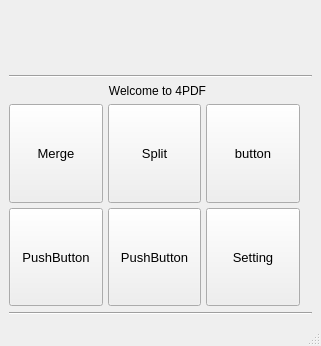
This is qt.ui in akmgeek/4PDF as Qt 5 draws it before an edit. The edited form follows.
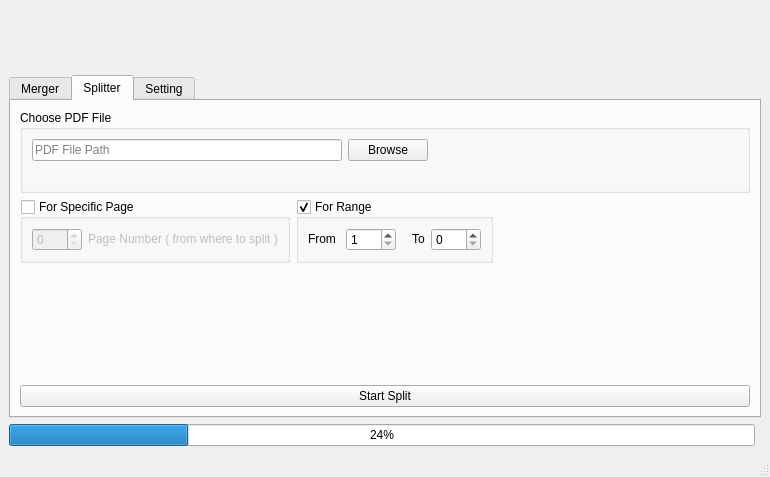
This is the edited form. Icons and pictures are not drawn.

Commit message: Created a new ui and merge split funciton

The edit to the form file:
```diff
--- a/qt.ui
+++ b/qt.ui
@@ -6,8 +6,8 @@
    <rect>
     <x>0</x>
     <y>0</y>
-    <width>321</width>
-    <height>346</height>
+    <width>770</width>
+    <height>477</height>
    </rect>
   </property>
   <property name="sizePolicy">
@@ -27,24 +27,26 @@
   </property>
   <property name="windowIcon">
    <iconset>
-    <normaloff>icons/4pdfLogo.png</normaloff>icons/4pdfLogo.png</iconset>
+    <normaloff>C:/Users/Amit Maurya/.designer/backup/icons/4pdfLogo.png</normaloff>C:/Users/Amit Maurya/.designer/backup/icons/4pdfLogo.png</iconset>
   </property>
   <property name="toolButtonStyle">
-   <enum>Qt::ToolButtonFollowStyle</enum>
+   <enum>Qt::ToolButtonTextBesideIcon</enum>
+  </property>
+  <property name="animated">
+   <bool>true</bool>
+  </property>
+  <property name="documentMode">
+   <bool>false</bool>
+  </property>
+  <property name="unifiedTitleAndToolBarOnMac">
+   <bool>false</bool>
   </property>
   <widget class="QWidget" name="centralwidget">
    <property name="styleSheet">
     <string notr="true"/>
    </property>
    <layout class="QGridLayout" name="gridLayout">
-    <item row="1" column="0" colspan="3">
-     <widget class="Line" name="line_2">
-      <property name="orientation">
-       <enum>Qt::Horizontal</enum>
-      </property>
-     </widget>
-    </item>
-    <item row="0" column="0" colspan="3">
+    <item row="0" column="0" colspan="2">
      <widget class="QWidget" name="widget_3" native="true">
       <property name="minimumSize">
        <size>
@@ -110,28 +112,58 @@
       </layout>
      </widget>
     </item>
-    <item row="3" column="0">
-     <widget class="QStackedWidget" name="stackedWidget">
+    <item row="1" column="0" colspan="2">
+     <widget class="QTabWidget" name="tabWidget">
+      <property name="cursor">
+       <cursorShape>ArrowCursor</cursorShape>
+      </property>
+      <property name="statusTip">
+       <string>This is Merger</string>
+      </property>
+      <property name="layoutDirection">
+       <enum>Qt::LeftToRight</enum>
+      </property>
       <property name="currentIndex">
        <number>1</number>
       </property>
-      <widget class="QWidget" name="page">
+      <property name="iconSize">
+       <size>
+        <width>13</width>
+        <height>13</height>
+       </size>
+      </property>
+      <property name="tabBarAutoHide">
+       <bool>false</bool>
+      </property>
+      <widget class="QWidget" name="megerTab">
+       <attribute name="icon">
+        <iconset>
+         <normaloff>icons/merge.png</normaloff>icons/merge.png</iconset>
+       </attribute>
+       <attribute name="title">
+        <string>Merger</string>
+       </attribute>
        <layout class="QGridLayout" name="gridLayout_2">
-        <property name="leftMargin">
-         <number>0</number>
-        </property>
-        <property name="topMargin">
-         <number>0</number>
-        </property>
-        <property name="rightMargin">
-         <number>0</number>
-        </property>
-        <property name="bottomMargin">
-         <number>0</number>
-        </property>
-        <property name="spacing">
-         <number>0</number>
-        </property>
+        <item row="7" column="0" colspan="4">
+         <widget class="QPushButton" name="merge_bttn">
+          <property name="text">
+           <string>Start Merge</string>
+          </property>
+         </widget>
+        </item>
+        <item row="5" column="0" rowspan="2" colspan="4">
+         <spacer name="verticalSpacer_2">
+          <property name="orientation">
+           <enum>Qt::Vertical</enum>
+          </property>
+          <property name="sizeHint" stdset="0">
+           <size>
+            <width>725</width>
+            <height>77</height>
+           </size>
+          </property>
+         </spacer>
+        </item>
         <item row="0" column="3">
          <widget class="QWidget" name="widget" native="true">
           <property name="sizePolicy">
@@ -140,32 +172,375 @@
             <verstretch>0</verstretch>
            </sizepolicy>
           </property>
-          <property name="minimumSize">
+          <property name="maximumSize">
            <size>
-            <width>0</width>
-            <height>0</height>
+            <width>16777215</width>
+            <height>200</height>
            </size>
           </property>
-          <layout class="QGridLayout" name="gridLayout_6">
-           <property name="leftMargin">
-            <number>0</number>
+          <layout class="QGridLayout" name="gridLayout_5">
+           <item row="0" column="0">
+            <widget class="QPushButton" name="add_file_bttn">
+             <property name="maximumSize">
+              <size>
+               <width>100</width>
+               <height>16777215</height>
+              </size>
+             </property>
+             <property name="text">
+              <string>Add File</string>
+             </property>
+             <property name="icon">
+              <iconset>
+               <normaloff>icons/add.ico</normaloff>icons/add.ico</iconset>
+             </property>
+            </widget>
+           </item>
+           <item row="1" column="0">
+            <spacer name="verticalSpacer">
+             <property name="orientation">
+              <enum>Qt::Vertical</enum>
+             </property>
+             <property name="sizeHint" stdset="0">
+              <size>
+               <width>20</width>
+               <height>40</height>
+              </size>
+             </property>
+            </spacer>
+           </item>
+          </layout>
+         </widget>
+        </item>
+        <item row="0" column="0" colspan="3">
+         <widget class="QTableWidget" name="tableWidget">
+          <property name="sizePolicy">
+           <sizepolicy hsizetype="MinimumExpanding" vsizetype="Expanding">
+            <horstretch>0</horstretch>
+            <verstretch>0</verstretch>
+           </sizepolicy>
+          </property>
+          <property name="maximumSize">
+           <size>
+            <width>16777215</width>
+            <height>200</height>
+           </size>
+          </property>
+          <property name="focusPolicy">
+           <enum>Qt::StrongFocus</enum>
+          </property>
+          <property name="whatsThis">
+           <string>&lt;html&gt;&lt;head/&gt;&lt;body&gt;&lt;p&gt;This is Merger&lt;/p&gt;&lt;p&gt;jfkldfgddf&lt;/p&gt;&lt;p&gt;3g&lt;/p&gt;&lt;p&gt;dfgd&lt;/p&gt;&lt;p&gt;df&lt;/p&gt;&lt;p&gt;g&lt;/p&gt;&lt;p&gt;d&lt;/p&gt;&lt;p&gt;fg&lt;/p&gt;&lt;p&gt;d&lt;/p&gt;&lt;p&gt;df&lt;/p&gt;&lt;p&gt;g&lt;/p&gt;&lt;p&gt;&lt;br/&gt;&lt;/p&gt;&lt;p&gt;f&lt;/p&gt;&lt;/body&gt;&lt;/html&gt;</string>
+          </property>
+          <property name="dragDropMode">
+           <enum>QAbstractItemView::NoDragDrop</enum>
+          </property>
+          <property name="alternatingRowColors">
+           <bool>true</bool>
+          </property>
+          <property name="textElideMode">
+           <enum>Qt::ElideLeft</enum>
+          </property>
+          <property name="verticalScrollMode">
+           <enum>QAbstractItemView::ScrollPerPixel</enum>
+          </property>
+          <property name="horizontalScrollMode">
+           <enum>QAbstractItemView::ScrollPerPixel</enum>
+          </property>
+          <property name="gridStyle">
+           <enum>Qt::DashLine</enum>
+          </property>
+          <property name="sortingEnabled">
+           <bool>false</bool>
+          </property>
+          <property name="cornerButtonEnabled">
+           <bool>false</bool>
+          </property>
+          <property name="rowCount">
+           <number>0</number>
+          </property>
+          <attribute name="horizontalHeaderStretchLastSection">
+           <bool>true</bool>
+          </attribute>
+          <column>
+           <property name="text">
+            <string>Name</string>
            </property>
-           <property name="topMargin">
-            <number>1</number>
+          </column>
+          <column>
+           <property name="text">
+            <string>Size</string>
            </property>
-           <property name="rightMargin">
-            <number>0</number>
+          </column>
+          <column>
+           <property name="text">
+            <string>Pages</string>
            </property>
-           <property name="horizontalSpacing">
-            <number>0</number>
+          </column>
+          <column>
+           <property name="text">
+            <string>Page Range</string>
            </property>
+           <property name="toolTip">
+            <string>eg. 1-5, 22-58, etc.</string>
+           </property>
+          </column>
+          <column>
+           <property name="text">
+            <string/>
+           </property>
+          </column>
+         </widget>
+        </item>
+       </layout>
+      </widget>
+      <widget class="QWidget" name="splitterTab">
+       <attribute name="icon">
+        <iconset>
+         <normaloff>icons/division.png</normaloff>icons/division.png</iconset>
+       </attribute>
+       <attribute name="title">
+        <string>Splitter</string>
+       </attribute>
+       <layout class="QGridLayout" name="gridLayout_7">
+        <item row="1" column="1">
+         <widget class="QGroupBox" name="split_range_gb">
+          <property name="title">
+           <string>For Range</string>
+          </property>
+          <property name="flat">
+           <bool>false</bool>
+          </property>
+          <property name="checkable">
+           <bool>true</bool>
+          </property>
+          <layout class="QGridLayout" name="gridLayout_10">
+           <item row="0" column="1">
+            <widget class="QLabel" name="label_4">
+             <property name="sizePolicy">
+              <sizepolicy hsizetype="Maximum" vsizetype="Preferred">
+               <horstretch>0</horstretch>
+               <verstretch>0</verstretch>
+              </sizepolicy>
+             </property>
+             <property name="maximumSize">
+              <size>
+               <width>16777215</width>
+               <height>20</height>
+              </size>
+             </property>
+             <property name="text">
+              <string>From </string>
+             </property>
+            </widget>
+           </item>
+           <item row="0" column="2">
+            <widget class="QSpinBox" name="page_from">
+             <property name="maximumSize">
+              <size>
+               <width>50</width>
+               <height>16777215</height>
+              </size>
+             </property>
+             <property name="minimum">
+              <number>1</number>
+             </property>
+             <property name="maximum">
+              <number>1000</number>
+             </property>
+            </widget>
+           </item>
+           <item row="0" column="5">
+            <widget class="QSpinBox" name="page_to">
+             <property name="maximumSize">
+              <size>
+               <width>50</width>
+               <height>16777215</height>
+              </size>
+             </property>
+             <property name="maximum">
+              <number>1000</number>
+             </property>
+            </widget>
+           </item>
+           <item row="0" column="4">
+            <widget class="QLabel" name="label_5">
+             <property name="sizePolicy">
+              <sizepolicy hsizetype="Maximum" vsizetype="Preferred">
+               <horstretch>0</horstretch>
+               <verstretch>0</verstretch>
+              </sizepolicy>
+             </property>
+             <property name="maximumSize">
+              <size>
+               <width>16777215</width>
+               <height>20</height>
+              </size>
+             </property>
+             <property name="text">
+              <string>To</string>
+             </property>
+            </widget>
+           </item>
+           <item row="0" column="3">
+            <spacer name="horizontalSpacer_2">
+             <property name="orientation">
+              <enum>Qt::Horizontal</enum>
+             </property>
+             <property name="sizeType">
+              <enum>QSizePolicy::Maximum</enum>
+             </property>
+             <property name="sizeHint" stdset="0">
+              <size>
+               <width>10</width>
+               <height>20</height>
+              </size>
+             </property>
+            </spacer>
+           </item>
           </layout>
          </widget>
         </item>
-        <item row="0" column="2">
+        <item row="1" column="0">
+         <widget class="QGroupBox" name="split_page_gb">
+          <property name="title">
+           <string>For Specific Page</string>
+          </property>
+          <property name="flat">
+           <bool>false</bool>
+          </property>
+          <property name="checkable">
+           <bool>true</bool>
+          </property>
+          <property name="checked">
+           <bool>false</bool>
+          </property>
+          <layout class="QGridLayout" name="gridLayout_9">
+           <item row="0" column="1">
+            <widget class="QLabel" name="label_2">
+             <property name="maximumSize">
+              <size>
+               <width>16777215</width>
+               <height>20</height>
+              </size>
+             </property>
+             <property name="text">
+              <string>Page Number ( from where to split )</string>
+             </property>
+            </widget>
+           </item>
+           <item row="0" column="0">
+            <widget class="QSpinBox" name="page_no">
+             <property name="maximumSize">
+              <size>
+               <width>50</width>
+               <height>16777215</height>
+              </size>
+             </property>
+             <property name="maximum">
+              <number>1000</number>
+             </property>
+            </widget>
+           </item>
+          </layout>
+         </widget>
+        </item>
+        <item row="1" column="2">
+         <spacer name="horizontalSpacer_3">
+          <property name="orientation">
+           <enum>Qt::Horizontal</enum>
+          </property>
+          <property name="sizeType">
+           <enum>QSizePolicy::MinimumExpanding</enum>
+          </property>
+          <property name="sizeHint" stdset="0">
+           <size>
+            <width>40</width>
+            <height>20</height>
+           </size>
+          </property>
+         </spacer>
+        </item>
+        <item row="0" column="0" colspan="3">
+         <widget class="QGroupBox" name="groupBox_2">
+          <property name="title">
+           <string>Choose PDF File</string>
+          </property>
+          <layout class="QGridLayout" name="gridLayout_8">
+           <item row="0" column="0">
+            <widget class="QLineEdit" name="pdf_path_split">
+             <property name="maximumSize">
+              <size>
+               <width>400</width>
+               <height>16777215</height>
+              </size>
+             </property>
+             <property name="placeholderText">
+              <string>PDF File Path</string>
+             </property>
+            </widget>
+           </item>
+           <item row="0" column="2">
+            <spacer name="horizontalSpacer">
+             <property name="orientation">
+              <enum>Qt::Horizontal</enum>
+             </property>
+             <property name="sizeHint" stdset="0">
+              <size>
+               <width>40</width>
+               <height>20</height>
+              </size>
+             </property>
+            </spacer>
+           </item>
+           <item row="0" column="1">
+            <widget class="QPushButton" name="browserFile_bttn">
+             <property name="text">
+              <string>Browse</string>
+             </property>
+            </widget>
+           </item>
+           <item row="1" column="0">
+            <widget class="QLabel" name="label_3">
+             <property name="text">
+              <string/>
+             </property>
+            </widget>
+           </item>
+          </layout>
+         </widget>
+        </item>
+        <item row="2" column="0" colspan="3">
+         <spacer name="verticalSpacer_4">
+          <property name="orientation">
+           <enum>Qt::Vertical</enum>
+          </property>
+          <property name="sizeHint" stdset="0">
+           <size>
+            <width>20</width>
+            <height>40</height>
+           </size>
+          </property>
+         </spacer>
+        </item>
+        <item row="3" column="0" colspan="3">
+         <widget class="QPushButton" name="split_bttn">
+          <property name="text">
+           <string>Start Split</string>
+          </property>
+         </widget>
+        </item>
+       </layout>
+      </widget>
+      <widget class="QWidget" name="tab_2">
+       <attribute name="title">
+        <string>Setting</string>
+       </attribute>
+       <layout class="QGridLayout" name="gridLayout_4">
+        <item row="0" column="0">
          <widget class="QWidget" name="widget_2" native="true">
           <property name="sizePolicy">
-           <sizepolicy hsizetype="Minimum" vsizetype="Preferred">
+           <sizepolicy hsizetype="Preferred" vsizetype="Maximum">
             <horstretch>0</horstretch>
             <verstretch>0</verstretch>
            </sizepolicy>
@@ -176,147 +551,38 @@
             <height>0</height>
            </size>
           </property>
-          <property name="maximumSize">
-           <size>
-            <width>16777215</width>
-            <height>16777215</height>
-           </size>
-          </property>
-          <layout class="QGridLayout" name="gridLayout_4">
-           <property name="leftMargin">
-            <number>2</number>
-           </property>
-           <property name="topMargin">
-            <number>2</number>
-           </property>
-           <property name="rightMargin">
-            <number>2</number>
-           </property>
-           <property name="bottomMargin">
-            <number>2</number>
-           </property>
-           <item row="1" column="0" rowspan="2">
-            <widget class="QTableWidget" name="tableWidget">
+          <layout class="QGridLayout" name="gridLayout_6">
+           <item row="0" column="0">
+            <widget class="QGroupBox" name="groupBox">
              <property name="sizePolicy">
-              <sizepolicy hsizetype="MinimumExpanding" vsizetype="Expanding">
+              <sizepolicy hsizetype="Maximum" vsizetype="Maximum">
                <horstretch>0</horstretch>
                <verstretch>0</verstretch>
               </sizepolicy>
              </property>
-             <property name="styleSheet">
-              <string notr="true"/>
+             <property name="title">
+              <string>Theme</string>
              </property>
-             <property name="editTriggers">
-              <set>QAbstractItemView::NoEditTriggers</set>
-             </property>
-             <property name="alternatingRowColors">
-              <bool>true</bool>
-             </property>
-             <property name="showGrid">
-              <bool>true</bool>
-             </property>
-             <property name="gridStyle">
-              <enum>Qt::SolidLine</enum>
-             </property>
-             <property name="rowCount">
-              <number>0</number>
-             </property>
-             <attribute name="horizontalHeaderCascadingSectionResizes">
-              <bool>false</bool>
-             </attribute>
-             <attribute name="horizontalHeaderDefaultSectionSize">
-              <number>38</number>
-             </attribute>
-             <attribute name="horizontalHeaderMinimumSectionSize">
-              <number>50</number>
-             </attribute>
-             <attribute name="horizontalHeaderShowSortIndicator" stdset="0">
-              <bool>false</bool>
-             </attribute>
-             <attribute name="horizontalHeaderStretchLastSection">
-              <bool>true</bool>
-             </attribute>
-             <attribute name="verticalHeaderStretchLastSection">
-              <bool>false</bool>
-             </attribute>
-             <column>
-              <property name="text">
-               <string>Delete</string>
-              </property>
-              <property name="textAlignment">
-               <set>AlignCenter</set>
-              </property>
-             </column>
-             <column>
-              <property name="text">
-               <string>View</string>
-              </property>
-              <property name="textAlignment">
-               <set>AlignCenter</set>
-              </property>
-             </column>
-             <column>
-              <property name="text">
-               <string>PDF</string>
-              </property>
-             </column>
-            </widget>
-           </item>
-           <item row="1" column="1">
-            <widget class="QWidget" name="widget_4" native="true">
-             <layout class="QGridLayout" name="gridLayout_7">
-              <item row="2" column="0">
-               <widget class="QPushButton" name="start_bttn">
-                <property name="minimumSize">
-                 <size>
-                  <width>0</width>
-                  <height>25</height>
-                 </size>
-                </property>
-                <property name="maximumSize">
-                 <size>
-                  <width>200</width>
-                  <height>25</height>
-                 </size>
-                </property>
+             <layout class="QVBoxLayout" name="verticalLayout">
+              <item>
+               <widget class="QRadioButton" name="darkMode_rb">
                 <property name="text">
-                 <string>Start</string>
+                 <string>Dark</string>
                 </property>
-               </widget>
-              </item>
-              <item row="1" column="0">
-               <widget class="QPushButton" name="home_bttn">
-                <property name="minimumSize">
-                 <size>
-                  <width>0</width>
-                  <height>25</height>
-                 </size>
+                <property name="icon">
+                 <iconset>
+                  <normaloff>icons/moon.png</normaloff>icons/moon.png</iconset>
                 </property>
-                <property name="maximumSize">
-                 <size>
-                  <width>200</width>
-                  <height>25</height>
-                 </size>
-                </property>
-                <property name="text">
-                 <string>Back To Home</string>
-                </property>
                </widget>
               </item>
-              <item row="0" column="0">
-               <widget class="QPushButton" name="add_file_bttn">
-                <property name="minimumSize">
-                 <size>
-                  <width>0</width>
-                  <height>20</height>
-                 </size>
-                </property>
+              <item>
+               <widget class="QRadioButton" name="lightMode_rb">
                 <property name="text">
-                 <string>Add File</string>
+                 <string>Light</string>
                 </property>
                 <property name="icon">
                  <iconset>
-                  <normaloff>icons/plus.png</normaloff>icons/plus.png</iconset>
+                  <normaloff>icons/sunny.png</normaloff>icons/sunny.png</iconset>
                 </property>
                </widget>
               </item>
@@ -326,254 +592,27 @@
           </layout>
          </widget>
         </item>
-       </layout>
-      </widget>
-      <widget class="QWidget" name="page_2">
-       <layout class="QGridLayout" name="gridLayout_5">
-        <property name="leftMargin">
-         <number>0</number>
-        </property>
-        <property name="topMargin">
-         <number>0</number>
-        </property>
-        <property name="rightMargin">
-         <number>0</number>
-        </property>
-        <property name="bottomMargin">
-         <number>0</number>
-        </property>
-        <property name="spacing">
-         <number>5</number>
-        </property>
-        <item row="0" column="1">
-         <widget class="QPushButton" name="pushButton_2">
-          <property name="sizePolicy">
-           <sizepolicy hsizetype="Minimum" vsizetype="Minimum">
-            <horstretch>0</horstretch>
-            <verstretch>0</verstretch>
-           </sizepolicy>
+        <item row="1" column="0">
+         <spacer name="verticalSpacer_3">
+          <property name="orientation">
+           <enum>Qt::Vertical</enum>
           </property>
-          <property name="minimumSize">
+          <property name="sizeHint" stdset="0">
            <size>
-            <width>40</width>
-            <height>40</height>
+            <width>20</width>
+            <height>196</height>
            </size>
           </property>
-          <property name="maximumSize">
-           <size>
-            <width>250</width>
-            <height>200</height>
-           </size>
-          </property>
-          <property name="font">
-           <font>
-            <pointsize>10</pointsize>
-           </font>
-          </property>
-          <property name="text">
-           <string>Split</string>
-          </property>
-         </widget>
+         </spacer>
         </item>
-        <item row="3" column="0">
-         <widget class="QPushButton" name="pushButton_4">
-          <property name="sizePolicy">
-           <sizepolicy hsizetype="Minimum" vsizetype="Minimum">
-            <horstretch>0</horstretch>
-            <verstretch>0</verstretch>
-           </sizepolicy>
-          </property>
-          <property name="minimumSize">
-           <size>
-            <width>40</width>
-            <height>40</height>
-           </size>
-          </property>
-          <property name="maximumSize">
-           <size>
-            <width>250</width>
-            <height>200</height>
-           </size>
-          </property>
-          <property name="font">
-           <font>
-            <pointsize>10</pointsize>
-           </font>
-          </property>
-          <property name="text">
-           <string>PushButton</string>
-          </property>
-          <property name="default">
-           <bool>false</bool>
-          </property>
-         </widget>
-        </item>
-        <item row="0" column="0">
-         <widget class="QPushButton" name="merge_bttn">
-          <property name="sizePolicy">
-           <sizepolicy hsizetype="Minimum" vsizetype="Minimum">
-            <horstretch>0</horstretch>
-            <verstretch>0</verstretch>
-           </sizepolicy>
-          </property>
-          <property name="minimumSize">
-           <size>
-            <width>40</width>
-            <height>40</height>
-           </size>
-          </property>
-          <property name="maximumSize">
-           <size>
-            <width>250</width>
-            <height>200</height>
-           </size>
-          </property>
-          <property name="font">
-           <font>
-            <pointsize>10</pointsize>
-            <weight>50</weight>
-            <italic>false</italic>
-            <bold>false</bold>
-           </font>
-          </property>
-          <property name="layoutDirection">
-           <enum>Qt::LeftToRight</enum>
-          </property>
-          <property name="autoFillBackground">
-           <bool>false</bool>
-          </property>
-          <property name="text">
-           <string extracomment="This will merge the pdf document.">Merge</string>
-          </property>
-          <property name="icon">
-           <iconset>
-            <normaloff>icons/merge.png</normaloff>icons/merge.png</iconset>
-          </property>
-          <property name="iconSize">
-           <size>
-            <width>25</width>
-            <height>25</height>
-           </size>
-          </property>
-          <property name="checkable">
-           <bool>false</bool>
-          </property>
-          <property name="autoDefault">
-           <bool>false</bool>
-          </property>
-          <property name="default">
-           <bool>false</bool>
-          </property>
-          <property name="flat">
-           <bool>false</bool>
-          </property>
-         </widget>
-        </item>
-        <item row="0" column="2">
-         <widget class="QPushButton" name="pushButton">
-          <property name="sizePolicy">
-           <sizepolicy hsizetype="Minimum" vsizetype="Minimum">
-            <horstretch>0</horstretch>
-            <verstretch>0</verstretch>
-           </sizepolicy>
-          </property>
-          <property name="minimumSize">
-           <size>
-            <width>40</width>
-            <height>40</height>
-           </size>
-          </property>
-          <property name="maximumSize">
-           <size>
-            <width>250</width>
-            <height>200</height>
-           </size>
-          </property>
-          <property name="font">
-           <font>
-            <pointsize>10</pointsize>
-           </font>
-          </property>
-          <property name="text">
-           <string>button</string>
-          </property>
-         </widget>
-        </item>
-        <item row="3" column="1">
-         <widget class="QPushButton" name="pushButton_5">
-          <property name="sizePolicy">
-           <sizepolicy hsizetype="Minimum" vsizetype="Minimum">
-            <horstretch>0</horstretch>
-            <verstretch>0</verstretch>
-           </sizepolicy>
-          </property>
-          <property name="minimumSize">
-           <size>
-            <width>40</width>
-            <height>40</height>
-           </size>
-          </property>
-          <property name="maximumSize">
-           <size>
-            <width>250</width>
-            <height>200</height>
-           </size>
-          </property>
-          <property name="font">
-           <font>
-            <pointsize>10</pointsize>
-           </font>
-          </property>
-          <property name="text">
-           <string>PushButton</string>
-          </property>
-         </widget>
-        </item>
-        <item row="3" column="2">
-         <widget class="QPushButton" name="pushButton_6">
-          <property name="sizePolicy">
-           <sizepolicy hsizetype="Minimum" vsizetype="Minimum">
-            <horstretch>0</horstretch>
-            <verstretch>0</verstretch>
-           </sizepolicy>
-          </property>
-          <property name="minimumSize">
-           <size>
-            <width>40</width>
-            <height>40</height>
-           </size>
-          </property>
-          <property name="maximumSize">
-           <size>
-            <width>250</width>
-            <height>200</height>
-           </size>
-          </property>
-          <property name="font">
-           <font>
-            <pointsize>10</pointsize>
-           </font>
-          </property>
-          <property name="text">
-           <string>Setting</string>
-          </property>
-         </widget>
-        </item>
        </layout>
       </widget>
      </widget>
     </item>
-    <item row="4" column="0" colspan="3">
-     <widget class="Line" name="line_3">
-      <property name="orientation">
-       <enum>Qt::Horizontal</enum>
-      </property>
-     </widget>
-    </item>
-    <item row="2" column="0" colspan="2">
-     <widget class="QLabel" name="label_2">
-      <property name="text">
-       <string>Welcome to 4PDF</string>
+    <item row="2" column="0">
+     <widget class="QProgressBar" name="progressBar">
+      <property name="value">
+       <number>24</number>
       </property>
       <property name="alignment">
        <set>Qt::AlignCenter</set>
```
The commit also changes 7 other files.
